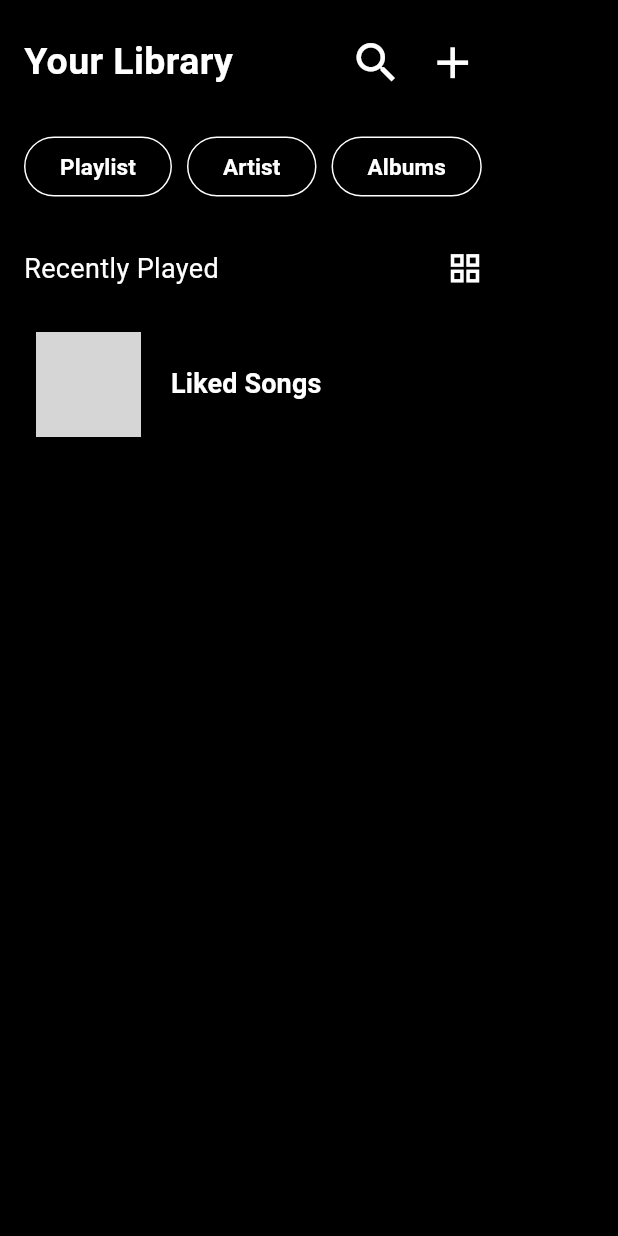
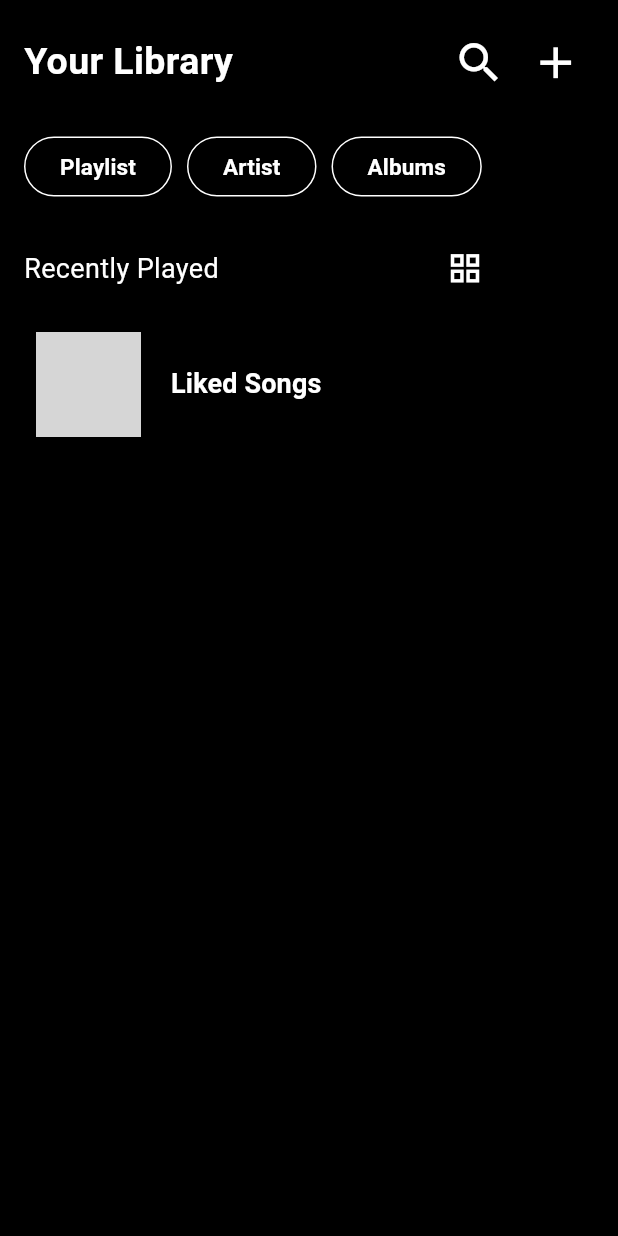
Before and after one commit to sakshisukhani26/spotify, a Flutter app: the Library screen opened directly, on a phone screen of 412 x 824 dp. Run offline on Flutter 3.47's test engine with Material 3 defaults, Android fonts, the phone set to English and light mode, and no system bars; our stand-ins replace flutter_screenutil, get, shared_preferences; accounts and stored records are empty; network calls fail; grey boxes are pictures that could not be loaded.

Commit message:
initial commit

```diff
--- a/lib/Screens/Library/Library.dart
+++ b/lib/Screens/Library/Library.dart
@@ -1,6 +1,7 @@
 import 'dart:developer';
 
 import 'package:flutter/material.dart';
+// import 'package:flutter_screenutil/flutter_screenutil.dart';
 import 'package:get/get.dart';
 import 'package:spotify/Screens/Library/Controllers/libraryController.dart';
 import 'package:spotify/Widgets/UiHelper.dart';
@@ -35,9 +36,10 @@ class _LibraryState extends State<Library> {
                             color: Colors.white,
                             fontsize: 25,
                             fontweight: FontWeight.bold),
-                        SizedBox(
-                          width: 70,
-                        ),
+                        // SizedBox(
+                        //   width: 100,
+                        // ),
+                        Spacer(),
                         Row(
                           children: [
                             UiHelper.iconBtn(
--- a/lib/Screens/Signup/signup.dart
+++ b/lib/Screens/Signup/signup.dart
@@ -1,4 +1,5 @@
 import 'package:flutter/material.dart';
+import 'package:flutter_screenutil/flutter_screenutil.dart';
 import 'package:spotify/Screens/Signup/Controllers/signupController.dart';
 import 'package:spotify/Widgets/UiHelper.dart';
 import 'package:intl/intl.dart';
@@ -39,7 +40,7 @@ class _SigninState extends State<Signin> {
                       UiHelper.customText("Spotify",color: Colors.white,fontsize: 40),
                     ],
               ),
-              SizedBox(height: 50,),
+              SizedBox(height: 50.h,),
               UiHelper.customTextField(emailController, "enter your email", icondata:Icons.email,focuscolor:Colors.grey,borderradius: 10),
               SizedBox(height: 30,),
               UiHelper.customTextField(nameController, "enter your name", icondata:Icons.person,focuscolor:Colors.grey,borderradius: 10),
--- a/lib/main.dart
+++ b/lib/main.dart
@@ -29,7 +29,7 @@ class MyApp extends StatelessWidget {
         colorScheme: ColorScheme.fromSeed(seedColor: Colors.deepPurple),
         useMaterial3: true,
       ),
-      home: SplashScreen2(),
+      home: Library(),
       debugShowCheckedModeBanner: false,
     );
   }
```
